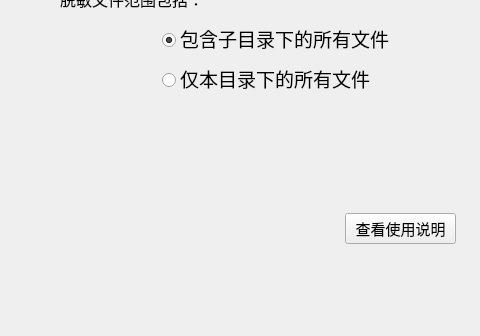
The window that Qt_File_Redaction/Qt_File_Redaction.ui (Tavius743/Qt_File_Redaction) describes before a commit, drawn with Qt 5; both pictures show x 0 to 480 and y 364 to 700 of the 800 by 700 pixel window.
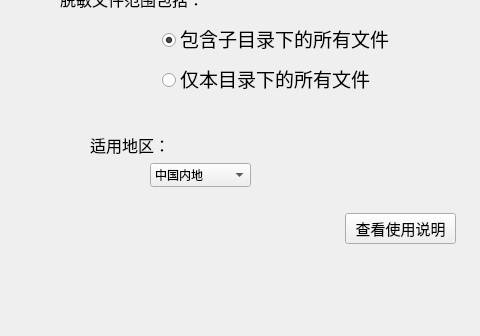
The same window after the commit. The open tabs and pages were chosen to show the change.

Commit message: 加入多地区适配

The edit to the form file:
```diff
--- a/Qt_File_Redaction/Qt_File_Redaction.ui
+++ b/Qt_File_Redaction/Qt_File_Redaction.ui
@@ -292,6 +292,55 @@
          <string>查看使用说明</string>
         </property>
        </widget>
+       <widget class="QComboBox" name="cbRegion">
+        <property name="geometry">
+         <rect>
+          <x>150</x>
+          <y>510</y>
+          <width>101</width>
+          <height>24</height>
+         </rect>
+        </property>
+        <item>
+         <property name="text">
+          <string>中国内地</string>
+         </property>
+        </item>
+        <item>
+         <property name="text">
+          <string>中国香港</string>
+         </property>
+        </item>
+        <item>
+         <property name="text">
+          <string>中国澳门</string>
+         </property>
+        </item>
+        <item>
+         <property name="text">
+          <string>中国台湾</string>
+         </property>
+        </item>
+       </widget>
+       <widget class="QLabel" name="label_12">
+        <property name="geometry">
+         <rect>
+          <x>90</x>
+          <y>480</y>
+          <width>81</width>
+          <height>21</height>
+         </rect>
+        </property>
+        <property name="font">
+         <font>
+          <family>新宋体</family>
+          <pointsize>12</pointsize>
+         </font>
+        </property>
+        <property name="text">
+         <string>&lt;html&gt;&lt;head/&gt;&lt;body&gt;&lt;p&gt;&lt;span style=&quot; font-size:12pt;&quot;&gt;适用地区：&lt;/span&gt;&lt;/p&gt;&lt;/body&gt;&lt;/html&gt;</string>
+        </property>
+       </widget>
       </widget>
       <widget class="QWidget" name="page_2">
        <widget class="QLabel" name="label_4">
```
Left out of the diff: 2 changed lines with no effect on the pictures. The commit also changes 2 other files.
